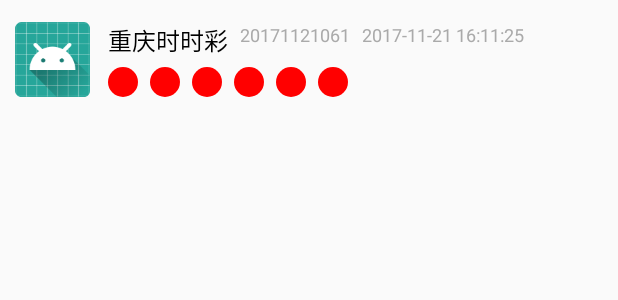
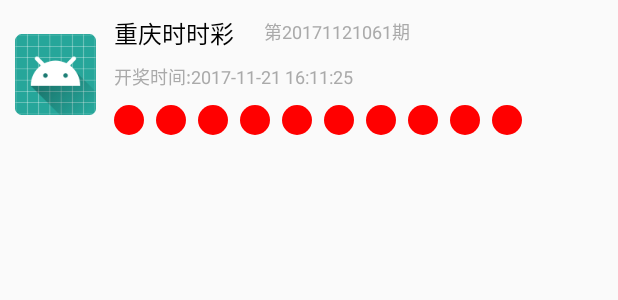
Before and after one commit to Shaohuo/ShiShiLe, an Android app: the layout item_prize.xml on its own in the app's theme, with its tools: preview values and no code run, on a phone screen of 412 x 824 dp. Shown: the top 300 px of the screen. Run offline under Robolectric (Android 15) with nearby library versions, the light colour scheme and no system bars.

Commit message:
优化开奖列表布局

```diff
--- a/app/src/main/java/com/yxl/shishile/shishile/openprize/MyPrizeAdapter.java
+++ b/app/src/main/java/com/yxl/shishile/shishile/openprize/MyPrizeAdapter.java
@@ -35,23 +35,23 @@
         return vh;
     }
 
-    int[] mTvDataIds = new int[]{R.id.six_num_01, R.id.six_num_02, R.id.six_num_03, R.id.six_num_04, R.id.six_num_05, R.id.six_num_06};
+    int[] mTvDataIds = new int[]{R.id.six_num_01, R.id.six_num_02, R.id.six_num_03, R.id.six_num_04, R.id.six_num_05, R.id.six_num_06, R.id.six_num_07, R.id.six_num_08, R.id.six_num_09, R.id.six_num_10};
 
     @Override
     public void onBindViewHolder(ViewHolder viewHolder, int position) {
         viewHolder.mTvPrizeName.setText("" + mNames[position]);
         viewHolder.mIvPrize.setImageResource(mImgs[position]);
-        Lottery lottery = mLotteryMaps.get(position+1);
+        Lottery lottery = mLotteryMaps.get(position + 1);
         if (lottery != null) {
-            viewHolder.mTvOpenTime.setText("" + lottery.time);
-            viewHolder.mTvPrizeNum.setText("" + lottery.number);
+            viewHolder.mTvOpenTime.setText("开奖时间:" + lottery.time);
+            viewHolder.mTvPrizeNum.setText("第" + lottery.number+"期");
             String[] split = lottery.data.split(",");
-            for (int i = 0; i < 6; i++) {
+            for (int i = 0; i < mTvDataIds.length; i++) {
                 TextView mTvData = viewHolder.mLlData.findViewById(mTvDataIds[i]);
                 if (i < split.length) {
                     mTvData.setText("" + split[i]);
                     mTvData.setVisibility(View.VISIBLE);
-                }else{
+                } else {
                     mTvData.setVisibility(View.GONE);
                 }
             }
--- a/app/src/main/java/com/yxl/shishile/shishile/openprize/OpenPrizeFragment.java
+++ b/app/src/main/java/com/yxl/shishile/shishile/openprize/OpenPrizeFragment.java
@@ -1,7 +1,5 @@
 package com.yxl.shishile.shishile.openprize;
 
-import android.content.Context;
-import android.net.Uri;
 import android.os.Bundle;
 import android.support.v4.app.Fragment;
 import android.support.v7.widget.LinearLayoutManager;
@@ -92,7 +90,7 @@
 
     HashMap<Integer, Lottery> mLotteryMaps = new HashMap<>();
 
-
+    public static int LOTTERY_LIST_COUNT = 11;
 
     @Override
     public void onResume() {
@@ -103,12 +101,12 @@
             Call<Lottery> call = ApiManager.getInstance().create(ApiServer.class).getLottery(index, "qzcx72trd7ax5w90");
             call.enqueue(new Callback<Lottery>() {
                 @Override
-                public void onResponse(Call<Lottery> call, Response<Lottery> response)  {
+                public void onResponse(Call<Lottery> call, Response<Lottery> response) {
                     if (response.isSuccessful()) {
                         Lottery body = response.body();
                         Log.e("OpenPrizeFragment", "" + index + " " + body);
                         mLotteryMaps.put(index, body);
-                        if (mLotteryMaps.size() == 11) {
+                        if (mLotteryMaps.size() == LOTTERY_LIST_COUNT) {
                             mRecyclerView.post(new Runnable() {
                                 @Override
                                 public void run() {
--- a/app/src/main/res/layout/item_prize.xml
+++ b/app/src/main/res/layout/item_prize.xml
@@ -2,12 +2,12 @@
 <RelativeLayout xmlns:android="http://schemas.android.com/apk/res/android"
     xmlns:app="http://schemas.android.com/apk/res-auto"
     android:layout_width="match_parent"
-    android:layout_height="80dp">
+    android:layout_height="100dp">
 
     <ImageView
         android:id="@+id/ivPrize"
-        android:layout_width="50dp"
-        android:layout_height="50dp"
+        android:layout_width="54dp"
+        android:layout_height="54dp"
         android:layout_alignParentLeft="true"
         android:layout_alignParentStart="true"
         android:layout_centerVertical="true"
@@ -18,7 +18,8 @@
         android:id="@+id/tvPrizename"
         android:layout_width="wrap_content"
         android:layout_height="wrap_content"
-        android:layout_alignTop="@+id/ivPrize"
+        android:layout_alignParentTop="true"
+        android:layout_marginTop="10dp"
         android:layout_marginLeft="12dp"
         android:layout_toRightOf="@+id/ivPrize"
         android:text="重庆时时彩"
@@ -30,24 +31,27 @@
         android:id="@+id/tvPrizeNum"
         android:layout_width="wrap_content"
         android:layout_height="wrap_content"
+        android:text="第20171121061期"
+        android:textSize="12dp"
+        android:textColor="@android:color/darker_gray"
         android:layout_alignTop="@+id/tvPrizename"
         android:layout_toRightOf="@+id/tvPrizename"
-        android:layout_marginLeft="8dp"
-        android:text="20171121061"
-        android:textSize="12dp"
-        android:textColor="@android:color/darker_gray"
+        android:layout_marginLeft="20dp"
+        android:layout_marginTop="2dp"
         />
 
     <TextView
         android:id="@+id/tvOpenTime"
         android:layout_width="wrap_content"
         android:layout_height="wrap_content"
-        android:layout_alignTop="@+id/tvPrizeNum"
-        android:layout_toRightOf="@+id/tvPrizeNum"
-        android:layout_marginLeft="8dp"
-        android:text="2017-11-21 16:11:25"
+        android:text="开奖时间:2017-11-21 16:11:25"
         android:textColor="@android:color/darker_gray"
-        android:textSize="12dp" />
+        android:textSize="12dp"
+        android:layout_below="@+id/tvPrizename"
+        android:layout_toRightOf="@+id/ivPrize"
+        android:layout_marginLeft="12dp"
+        android:layout_marginTop="8dp"
+        />
 
     <LinearLayout
         android:id="@+id/llData"
@@ -57,7 +61,8 @@
         android:layout_height="wrap_content"
         android:layout_toRightOf="@+id/ivPrize"
         android:layout_marginLeft="12dp"
-        android:layout_alignBottom="@+id/ivPrize"
+        android:layout_alignParentBottom="true"
+        android:layout_marginBottom="10dp"
         >
 
         <TextView
@@ -121,6 +126,46 @@
             android:background="@drawable/shape_textview_red"
             android:layout_width="wrap_content"
             android:layout_height="wrap_content" />
+        <TextView
+            android:id="@+id/six_num_07"
+            android:textColor="@android:color/white"
+            android:gravity="center"
+            android:height="20dp"
+            android:width="20dp"
+            android:layout_marginLeft="8dp"
+            android:background="@drawable/shape_textview_red"
+            android:layout_width="wrap_content"
+            android:layout_height="wrap_content" />
+        <TextView
+            android:id="@+id/six_num_08"
+            android:textColor="@android:color/white"
+            android:gravity="center"
+            android:height="20dp"
+            android:width="20dp"
+            android:layout_marginLeft="8dp"
+            android:background="@drawable/shape_textview_red"
+            android:layout_width="wrap_content"
+            android:layout_height="wrap_content" />
+        <TextView
+            android:id="@+id/six_num_09"
+            android:textColor="@android:color/white"
+            android:gravity="center"
+            android:height="20dp"
+            android:width="20dp"
+            android:layout_marginLeft="8dp"
+            android:background="@drawable/shape_textview_red"
+            android:layout_width="wrap_content"
+            android:layout_height="wrap_content" />
+        <TextView
+            android:id="@+id/six_num_10"
+            android:textColor="@android:color/white"
+            android:gravity="center"
+            android:height="20dp"
+            android:width="20dp"
+            android:layout_marginLeft="8dp"
+            android:background="@drawable/shape_textview_red"
+            android:layout_width="wrap_content"
+            android:layout_height="wrap_content" />
 
     </LinearLayout>
 
```
